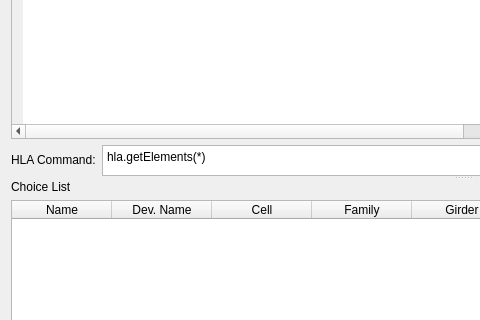
Above: aphla/gui/Qt4Designer_files/ui_element_selector.ui from NSLS-II/aphla before the change; both pictures show x 0 to 480 and y 91 to 411 of the 926 by 737 pixel window. Below: the same form after it.
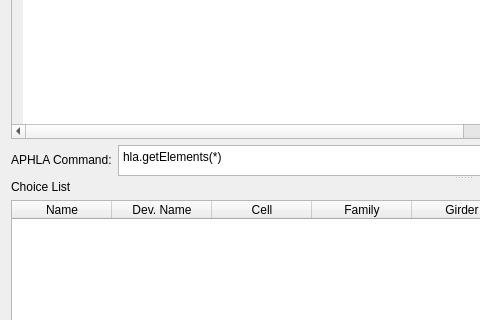
That is the form after the change.

Commit message: changing HLA into APHLA in all of my codes & removing trailing whitespaces

```diff
--- a/aphla/gui/Qt4Designer_files/ui_element_selector.ui
+++ b/aphla/gui/Qt4Designer_files/ui_element_selector.ui
@@ -227,7 +227,7 @@
             </size>
            </property>
            <property name="text">
-            <string>HLA Command:</string>
+            <string>APHLA Command:</string>
            </property>
           </widget>
          </item>
```
The commit also changes 14 other files.
